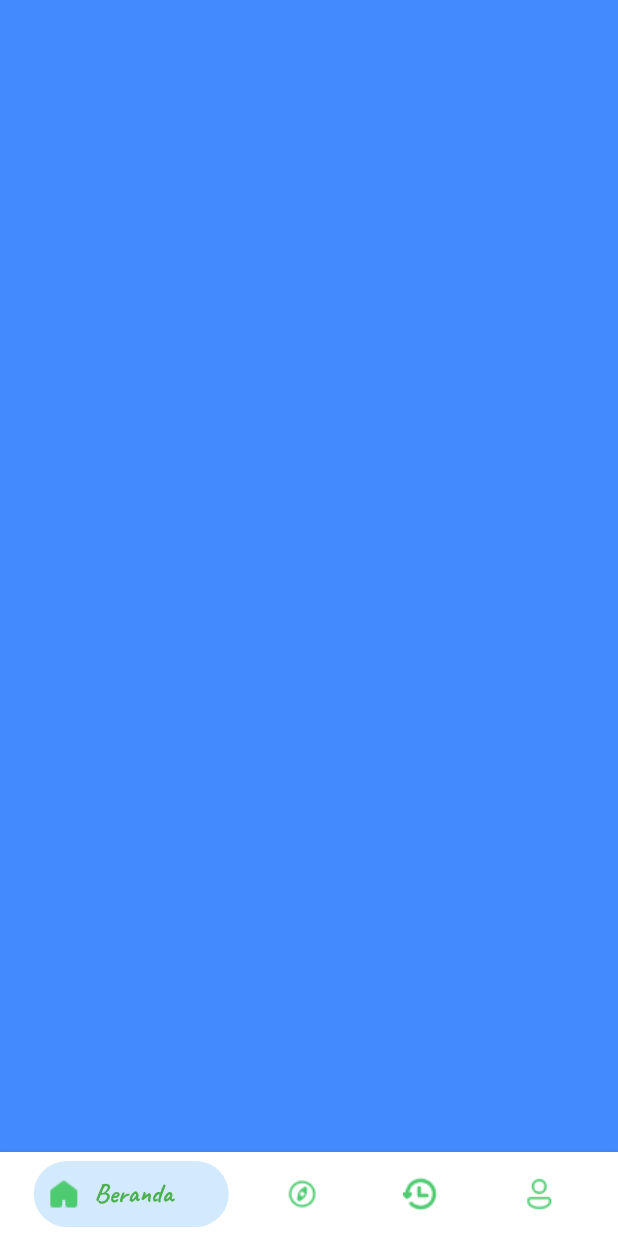
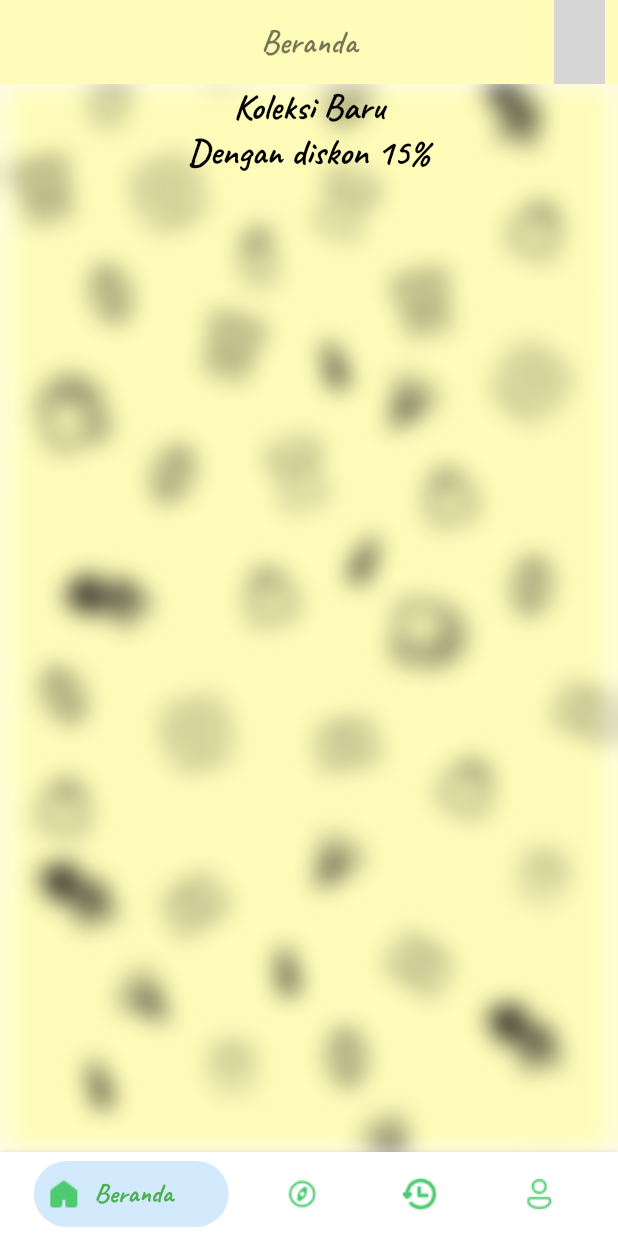
Before and after one commit to craftgirlsss/craftgirlsss-flutter, a Flutter app: the MainPage screen opened directly, on a phone screen of 412 x 824 dp. Run offline on Flutter 3.47's test engine with Material 2 defaults, Android fonts, the light colour scheme and no system bars; drawn by our look-alikes of bottom_navy_bar; our stand-ins replace animated_text_kit, get, photo_view, shared_preferences, supabase_flutter; missing offline and left inert: jumping_dot; accounts and stored records are empty; network calls fail; grey boxes are pictures that could not be loaded.

Commit message:
supabase auth logout, home

```diff
--- a/lib/src/mainpage.dart
+++ b/lib/src/mainpage.dart
@@ -2,6 +2,8 @@ import 'package:bottom_navy_bar/bottom_navy_bar.dart';
 import 'package:craftgirlsss/src/view-models/fontstyles/title.dart';
 import 'package:craftgirlsss/src/views/profile/profile.dart';
 import 'package:flutter/material.dart';
+
+import 'views/home/home.dart';
 
 class MainPage extends StatefulWidget {
   const MainPage({super.key});
@@ -14,9 +16,7 @@ class _MainPageState extends State<MainPage> {
   int currentIndex = 0;
 
   List listOfColors = [
-    Container(
-      color: Colors.blueAccent,
-    ),
+    const HomePage(),
     Container(
       color: Colors.redAccent,
     ),
--- a/lib/src/view-models/appbars/appbar.dart
+++ b/lib/src/view-models/appbars/appbar.dart
@@ -1,11 +1,31 @@
+import 'package:craftgirlsss/src/view-models/fontstyles/title.dart';
 import 'package:flutter/material.dart';
 
-AppBar kAppBar(context, {bool? isTitle = false, String? title}) {
+AppBar kAppBar(context,
+    {bool? isTitle = false,
+    String? titleText,
+    bool? withLeadingData = false,
+    List<Widget>? listData,
+    bool? withLeadingImage = false,
+    String? urlImage,
+    Function()? onTapProfile,
+    bool? autoImplyLeading = false}) {
   return AppBar(
     elevation: 0,
-    title: isTitle == true ? Text(title!) : null,
-    backgroundColor: Colors.transparent,
-    leading: IconButton(
+    automaticallyImplyLeading: autoImplyLeading!,
+    centerTitle: true,
+    title: isTitle == true
+        ? Text(
+            titleText!,
+            style: title(
+                color: Colors.black54,
+                fontSize: 22,
+                fontWeight: FontWeight.bold),
+          )
+        : null,
+    backgroundColor: const Color(0xfffffcb9),
+    leading: autoImplyLeading == true
+        ? IconButton(
             onPressed: () {
               Navigator.pop(context);
             },
@@ -13,6 +33,32 @@ AppBar kAppBar(context, {bool? isTitle = false, String? title}) {
               Icons.arrow_back_ios_new_rounded,
               size: 23,
               color: Colors.black,
-        )),
+            ))
+        : null,
+    actions: withLeadingData == false
+        ? [
+            withLeadingImage == true
+                ? Padding(
+                    padding: const EdgeInsets.only(left: 9, right: 9),
+                    child: GestureDetector(
+                      onTap: onTapProfile,
+                      child: Container(
+                        width: 34,
+                        height: 34,
+                        decoration: BoxDecoration(
+                          shape: BoxShape.circle,
+                          image: DecorationImage(
+                              image: urlImage != null
+                                  ? NetworkImage(urlImage)
+                                  : const NetworkImage(
+                                      'https://googleflutter.com/sample_image.jpg'),
+                              fit: BoxFit.fitWidth),
+                        ),
+                      ),
+                    ),
+                  )
+                : Container()
+          ]
+        : listData,
   );
 }
--- /dev/null
+++ b/lib/src/view-models/backgrounds/backgroundimage/backgroundimage.dart
@@ -0,0 +1,17 @@
+import 'dart:ui';
+import 'package:flutter/material.dart';
+
+Widget kBackgroundImage(context, {String? urlAsset}) {
+  return Container(
+      width: MediaQuery.of(context).size.width,
+      height: MediaQuery.of(context).size.height,
+      decoration: BoxDecoration(
+          image: DecorationImage(
+              image: ExactAssetImage(urlAsset!), fit: BoxFit.cover)),
+      child: BackdropFilter(
+        filter: ImageFilter.blur(sigmaX: 8, sigmaY: 8),
+        child: Container(
+          decoration: BoxDecoration(color: Colors.white.withOpacity(0.0)),
+        ),
+      ));
+}
--- a/lib/src/views/Introduction/splashscreen.dart
+++ b/lib/src/views/Introduction/splashscreen.dart
@@ -1,10 +1,8 @@
 import 'dart:ui';
-
 import 'package:craftgirlsss/src/view-models/buttons/elevatedbuttons.dart';
 import 'package:craftgirlsss/src/view-models/fontstyles/title.dart';
 import 'package:craftgirlsss/src/views/login/login.dart';
 import 'package:flutter/material.dart';
-import 'package:get/get.dart';
 import 'package:shared_preferences/shared_preferences.dart';
 
 class IntroductionScreen extends StatelessWidget {
--- /dev/null
+++ b/lib/src/views/home/home.dart
@@ -0,0 +1,55 @@
+import 'package:craftgirlsss/src/view-models/appbars/appbar.dart';
+import 'package:craftgirlsss/src/view-models/backgrounds/backgroundimage/backgroundimage.dart';
+import 'package:craftgirlsss/src/view-models/containers/containerdiscount/containerdiscount.dart';
+import 'package:craftgirlsss/src/view-models/fontstyles/title.dart';
+import 'package:craftgirlsss/src/views/profile/profile.dart';
+import 'package:flutter/material.dart';
+import 'package:get/get.dart';
+
+class HomePage extends StatefulWidget {
+  const HomePage({super.key});
+
+  @override
+  State<HomePage> createState() => _HomePageState();
+}
+
+class _HomePageState extends State<HomePage> {
+  @override
+  Widget build(BuildContext context) {
+    return Scaffold(
+      appBar: kAppBar(context, onTapProfile: () {
+        Get.to(() => const ProfileTab());
+      },
+          withLeadingData: false,
+          withLeadingImage: true,
+          isTitle: true,
+          titleText: "Beranda",
+          autoImplyLeading: false),
+      body: Stack(
+        children: [
+          kBackgroundImage(context, urlAsset: 'assets/images/bg-imagine.jpg'),
+          ListView(
+            children: [
+              Center(
+                child: Text(
+                  "Koleksi Baru",
+                  style: title(
+                    fontSize: 24,
+                    fontWeight: FontWeight.bold,
+                  ),
+                ),
+              ),
+              Center(
+                child: Text(
+                  "Dengan diskon 15%",
+                  style: title(fontWeight: FontWeight.bold, fontSize: 24),
+                ),
+              ),
+              // containerDiscount(context, urlImage: '')
+            ],
+          )
+        ],
+      ),
+    );
+  }
+}
```
Also changed, not shown: lib/src/controllers/GetxController/login_controller.dart (+11 -0 lines), lib/src/view-models/containers/containerdiscount/containerdiscount.dart (added, +36 -0 lines), lib/src/views/forgotpassword/forgotpassword.dart (+23 -6 lines). Lines whose indentation alone changed are shown as unchanged.
